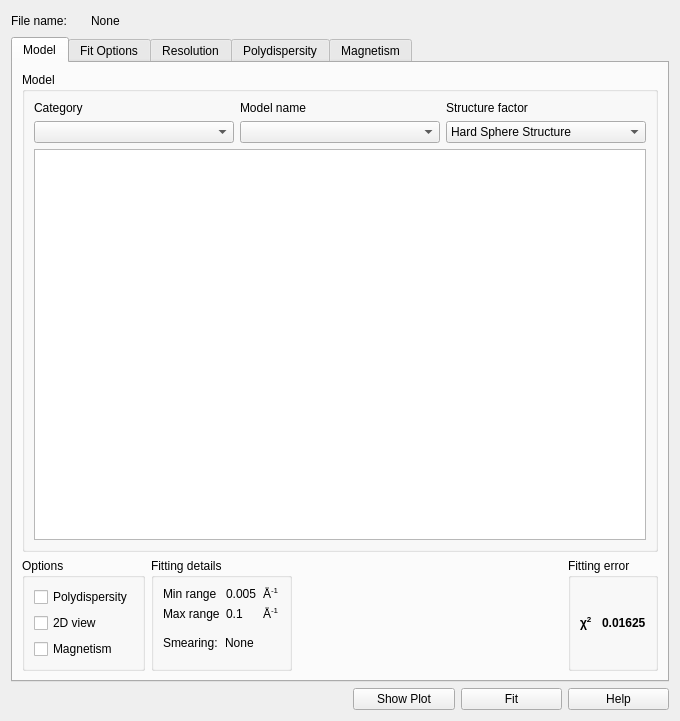
SasView/sasview, file src/sas/qtgui/Perspectives/Fitting/UI/FittingWidgetUI.ui: the form before one commit.
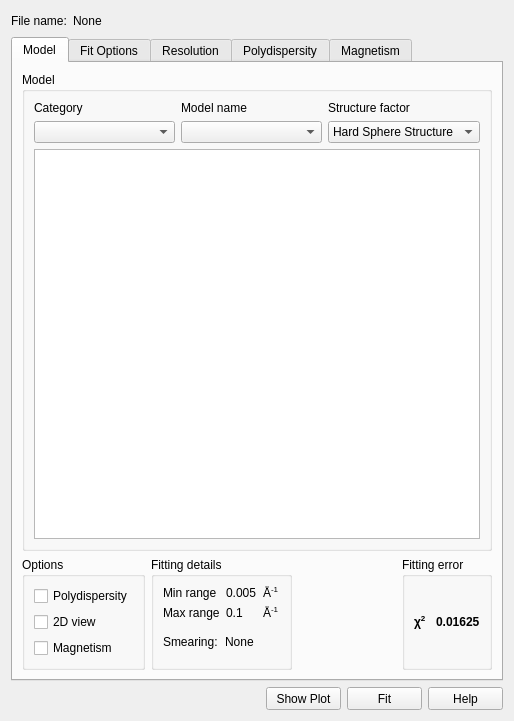
The form after the commit.

Commit message: Multishell parameters support - prototype SASVIEW-346

```diff
--- a/src/sas/qtgui/Perspectives/Fitting/UI/FittingWidgetUI.ui
+++ b/src/sas/qtgui/Perspectives/Fitting/UI/FittingWidgetUI.ui
@@ -6,7 +6,7 @@
    <rect>
     <x>0</x>
     <y>0</y>
-    <width>680</width>
+    <width>514</width>
     <height>721</height>
    </rect>
   </property>
@@ -667,6 +667,18 @@
    </item>
    <item row="2" column="3">
     <widget class="QPushButton" name="cmdPlot">
+     <property name="sizePolicy">
+      <sizepolicy hsizetype="Fixed" vsizetype="Fixed">
+       <horstretch>0</horstretch>
+       <verstretch>0</verstretch>
+      </sizepolicy>
+     </property>
+     <property name="minimumSize">
+      <size>
+       <width>75</width>
+       <height>23</height>
+      </size>
+     </property>
      <property name="text">
       <string>Show Plot</string>
      </property>
@@ -674,6 +686,18 @@
    </item>
    <item row="2" column="4">
     <widget class="QPushButton" name="cmdFit">
+     <property name="sizePolicy">
+      <sizepolicy hsizetype="Fixed" vsizetype="Fixed">
+       <horstretch>0</horstretch>
+       <verstretch>0</verstretch>
+      </sizepolicy>
+     </property>
+     <property name="minimumSize">
+      <size>
+       <width>75</width>
+       <height>23</height>
+      </size>
+     </property>
      <property name="text">
       <string>Fit</string>
      </property>
@@ -681,6 +705,18 @@
    </item>
    <item row="2" column="5">
     <widget class="QPushButton" name="cmdHelp">
+     <property name="sizePolicy">
+      <sizepolicy hsizetype="Fixed" vsizetype="Fixed">
+       <horstretch>0</horstretch>
+       <verstretch>0</verstretch>
+      </sizepolicy>
+     </property>
+     <property name="minimumSize">
+      <size>
+       <width>75</width>
+       <height>23</height>
+      </size>
+     </property>
      <property name="text">
       <string>Help</string>
      </property>
```
Left out of the diff: 26 changed lines with no effect on the pictures. The commit also changes 2 other files.
